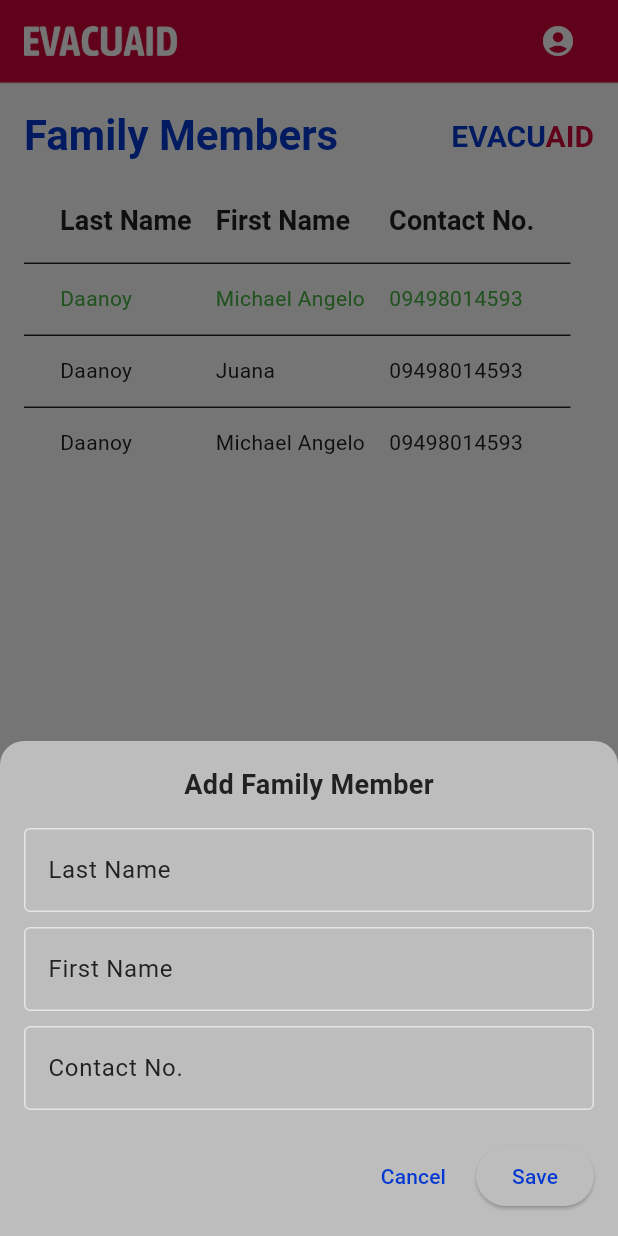
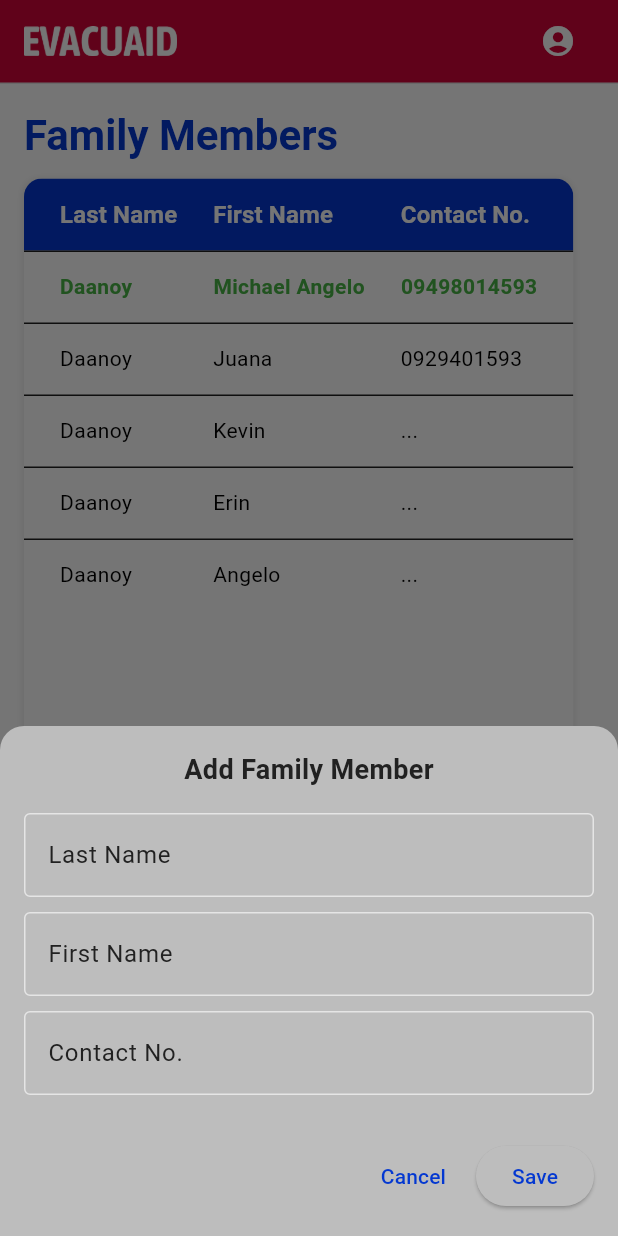
Before and after one commit to madaanoy/EvacuAid, a Flutter app: the screen it shows after launch, item 2 of the bottom bar chosen, after a tap on the "add" icon, on a phone screen of 412 x 824 dp. Run offline on Flutter 3.47's test engine with Material 3 defaults, Android fonts, the light colour scheme and no system bars; our stand-ins replace go_router.

Commit message:
[EVA-61] [DEV] BLGU Family List Screen - Overhauled the previous UI and added in a Legend at the bottom of the screen.

```diff
--- a/evacuaid/lib/screens/blguFamilyList.dart
+++ b/evacuaid/lib/screens/blguFamilyList.dart
@@ -1,10 +1,3 @@
-/* Authored by: Michael Angelo M. Daanoy
-Company: Patent Pending
-Project: EvacuAid
-Feature: [EVA-063] [DEV] Family List Screen
-Description: Screen for showing the family head and their members.
- */
-
 import 'package:flutter/material.dart';
 import '../widgets/blgunavbar.dart';
 import '../widgets/mainappbar.dart';
@@ -15,14 +8,11 @@ class BlguFamilyList extends StatelessWidget {
   @override
   Widget build(BuildContext context) {
     return Scaffold(
-      appBar: MainAppBar(),
+      appBar: const MainAppBar(),
       body: Padding(
         padding: const EdgeInsets.all(16.0),
         child: Column(
           crossAxisAlignment: CrossAxisAlignment.start,
-          children: [
-            Row(
-              mainAxisAlignment: MainAxisAlignment.spaceBetween,
           children: [
             Text(
               'Family Members',
@@ -31,133 +21,106 @@ class BlguFamilyList extends StatelessWidget {
                 fontWeight: FontWeight.bold,
               ),
             ),
-                RichText(
-                  text: const TextSpan(
-                    children: [
-                      TextSpan(
-                        text: 'EVACU',
-                        style: TextStyle(
-                          color: Color.fromRGBO(4, 56, 209, 1),
-                          fontSize: 20,
-                          fontWeight: FontWeight.bold,
-                        ),
-                      ),
-                      TextSpan(
-                        text: 'AID',
-                        style: TextStyle(
-                          color: Color.fromRGBO(209, 4, 56, 1),
-                          fontSize: 20,
-                          fontWeight: FontWeight.bold,
-                        ),
+            const SizedBox(height: 10),
+            Expanded(
+              child: Container(
+                decoration: BoxDecoration(
+                  color: Colors.white,
+                  borderRadius: BorderRadius.circular(12), // Rounded corners
+                  boxShadow: [
+                    BoxShadow(
+                      color: Colors.grey.withOpacity(0.2),
+                      spreadRadius: 1,
+                      blurRadius: 3,
+                      offset: const Offset(0, 1),
                     ),
                   ],
                 ),
+                child: ClipRRect(
+                  borderRadius: BorderRadius.circular(
+                    12,
+                  ), // Ensure clipping to round corners
+                  child: SingleChildScrollView(
+                    scrollDirection: Axis.horizontal,
+                    child: DataTable(
+                      columnSpacing: 24,
+                      dataRowHeight: 48,
+                      headingRowHeight: 48,
+                      headingRowColor: MaterialStateProperty.resolveWith(
+                        (states) => const Color.fromARGB(255, 4, 55, 209),
                       ),
+                      columns: const [
+                        DataColumn(label: CenteredHeaderText('Last Name')),
+                        DataColumn(label: CenteredHeaderText('First Name')),
+                        DataColumn(label: CenteredHeaderText('Contact No.')),
+                      ],
+                      rows: [
+                        _buildDataRow(
+                          'Daanoy',
+                          'Michael Angelo',
+                          '09498014593',
+                          isHead: true,
+                        ),
+                        _buildDataRow('Daanoy', 'Juana', '0929401593'),
+                        _buildDataRow('Daanoy', 'Kevin', '...'),
+                        _buildDataRow('Daanoy', 'Erin', '...'),
+                        _buildDataRow('Daanoy', 'Angelo', '...'),
                       ],
                     ),
-            const SizedBox(height: 10),
-
-            Expanded(
-              child: SingleChildScrollView(
-                scrollDirection: Axis.vertical,
-                child: Column(
-                  children: [
-                    DataTable(
-                      columnSpacing: 16,
-                      columns: const [
-                        DataColumn(
-                          label: Text(
-                            'Last Name',
-                            style: TextStyle(
-                              fontWeight: FontWeight.bold,
-                              fontSize: 18,
-                            ),
-                            overflow: TextOverflow.ellipsis,
                   ),
                 ),
-                        DataColumn(
-                          label: Text(
-                            'First Name',
-                            style: TextStyle(
-                              fontWeight: FontWeight.bold,
-                              fontSize: 18,
-                            ),
-                            overflow: TextOverflow.ellipsis,
               ),
             ),
-                        DataColumn(
-                          label: Text(
-                            'Contact No.',
-                            style: TextStyle(
-                              fontWeight: FontWeight.bold,
-                              fontSize: 18,
+
+            const SizedBox(height: 16),
+            const Text(
+              'Legend',
+              style: TextStyle(fontSize: 16, fontWeight: FontWeight.bold),
             ),
-                            overflow: TextOverflow.ellipsis,
+            Row(
+              children: [
+                Container(
+                  width: 20,
+                  height: 20,
+                  color: const Color.fromARGB(255, 73, 180, 69),
+                  margin: const EdgeInsets.only(right: 8),
                 ),
-                        ),
-                      ],
-                      rows: const [
-                        DataRow(
-                          cells: [
-                            DataCell(
-                              Text(
-                                'Daanoy',
-                                style: TextStyle(color: Color.fromARGB(255, 73, 180, 69)),
-                              ),
-                            ),
-                            DataCell(
-                              Text(
-                                'Michael Angelo',
-                                style: TextStyle(color: Color.fromARGB(255, 73, 180, 69)),
-                              ),
-                            ),
-                            DataCell(
-                              Text(
-                                '09498014593',
-                                style: TextStyle(color: Color.fromARGB(255, 73, 180, 69)),
-                              ),
-                            ),
-                          ],
-                        ),
-                        DataRow(
-                          cells: [
-                            DataCell(Text('Daanoy')),
-                            DataCell(Text('Juana')),
-                            DataCell(Text('09498014593')),
-                          ],
-                        ),
-                        DataRow(
-                          cells: [
-                            DataCell(Text('Daanoy')),
-                            DataCell(Text('Michael Angelo')),
-                            DataCell(Text('09498014593')),
-                          ],
-                        ),
+                const Text('Family Head'),
               ],
             ),
           ],
         ),
       ),
-            ),
-          ],
-        ),
-      ),
       bottomNavigationBar: const BlguNavbar(1),
-
       floatingActionButton: FloatingActionButton(
-        onPressed: () {
-          _showAddFamilyMemberDialog(context);
-        },
+        onPressed: () => _showAddFamilyMemberDialog(context),
         child: const Icon(Icons.add),
       ),
     );
   }
 
-  // Function to show the overlay
+  DataRow _buildDataRow(
+    String lastName,
+    String firstName,
+    String contactNo, {
+    bool isHead = false,
+  }) {
+    final textColor = isHead ? const Color(0xFF49B445) : Colors.black;
+    final fontWeight = isHead ? FontWeight.bold : FontWeight.normal;
+
+    return DataRow(
+      cells: [
+        DataCell(CenteredText(lastName, textColor, fontWeight)),
+        DataCell(CenteredText(firstName, textColor, fontWeight)),
+        DataCell(CenteredText(contactNo, textColor, fontWeight)),
+      ],
+    );
+  }
+
   void _showAddFamilyMemberDialog(BuildContext context) {
     showModalBottomSheet(
       context: context,
-      isScrollControlled: true, // Makes it full-screen height if needed
+      isScrollControlled: true,
       shape: const RoundedRectangleBorder(
         borderRadius: BorderRadius.vertical(top: Radius.circular(16.0)),
       ),
@@ -167,9 +130,7 @@ class BlguFamilyList extends StatelessWidget {
             left: 16.0,
             right: 16.0,
             top: 16.0,
-            bottom:
-                MediaQuery.of(context).viewInsets.bottom +
-                16.0, // Adjust for keyboard
+            bottom: MediaQuery.of(context).viewInsets.bottom + 16.0,
           ),
           child: Column(
             mainAxisSize: MainAxisSize.min,
@@ -179,51 +140,20 @@ class BlguFamilyList extends StatelessWidget {
                 style: TextStyle(fontSize: 18, fontWeight: FontWeight.bold),
               ),
               const SizedBox(height: 16),
-
-              // Last Name Field
-              TextFormField(
-                decoration: const InputDecoration(
-                  labelText: 'Last Name',
-                  border: OutlineInputBorder(),
-                ),
-              ),
-              const SizedBox(height: 10),
-
-              // First Name Field
-              TextFormField(
-                decoration: const InputDecoration(
-                  labelText: 'First Name',
-                  border: OutlineInputBorder(),
-                ),
-              ),
-              const SizedBox(height: 10),
-
-              // Contact Number Field
-              TextFormField(
-                decoration: const InputDecoration(
-                  labelText: 'Contact No.',
-                  border: OutlineInputBorder(),
-                ),
-                keyboardType: TextInputType.phone,
-              ),
+              _buildInputField('Last Name'),
+              _buildInputField('First Name'),
+              _buildInputField('Contact No.', isPhone: true),
               const SizedBox(height: 20),
-
-              // Buttons
               Row(
                 mainAxisAlignment: MainAxisAlignment.end,
                 children: [
                   TextButton(
-                    onPressed: () {
-                      Navigator.pop(context); // Close the modal
-                    },
+                    onPressed: () => Navigator.pop(context),
                     child: const Text('Cancel'),
                   ),
                   const SizedBox(width: 8),
                   ElevatedButton(
-                    onPressed: () {
-                      // This is where you'll handle saving data later
-                      Navigator.pop(context);
-                    },
+                    onPressed: () => Navigator.pop(context),
                     child: const Text('Save'),
                   ),
                 ],
@@ -234,4 +164,51 @@ class BlguFamilyList extends StatelessWidget {
       },
     );
   }
+
+  Widget _buildInputField(String label, {bool isPhone = false}) {
+    return Padding(
+      padding: const EdgeInsets.only(bottom: 10),
+      child: TextFormField(
+        decoration: InputDecoration(
+          labelText: label,
+          border: const OutlineInputBorder(),
+        ),
+        keyboardType: isPhone ? TextInputType.phone : TextInputType.text,
+      ),
+    );
   }
+}
+
+class CenteredHeaderText extends StatelessWidget {
+  final String text;
+  const CenteredHeaderText(this.text, {super.key});
+
+  @override
+  Widget build(BuildContext context) {
+    return Text(
+      text,
+      style: const TextStyle(
+        color: Colors.white,
+        fontWeight: FontWeight.bold,
+        fontSize: 16,
+      ),
+      textAlign: TextAlign.center,
+    );
+  }
+}
+
+class CenteredText extends StatelessWidget {
+  final String text;
+  final Color color;
+  final FontWeight fontWeight;
+  const CenteredText(this.text, this.color, this.fontWeight, {super.key});
+
+  @override
+  Widget build(BuildContext context) {
+    return Text(
+      text,
+      textAlign: TextAlign.center,
+      style: TextStyle(color: color, fontWeight: fontWeight, fontSize: 14),
+    );
+  }
+}
```
Lines whose indentation alone changed are shown as unchanged.
